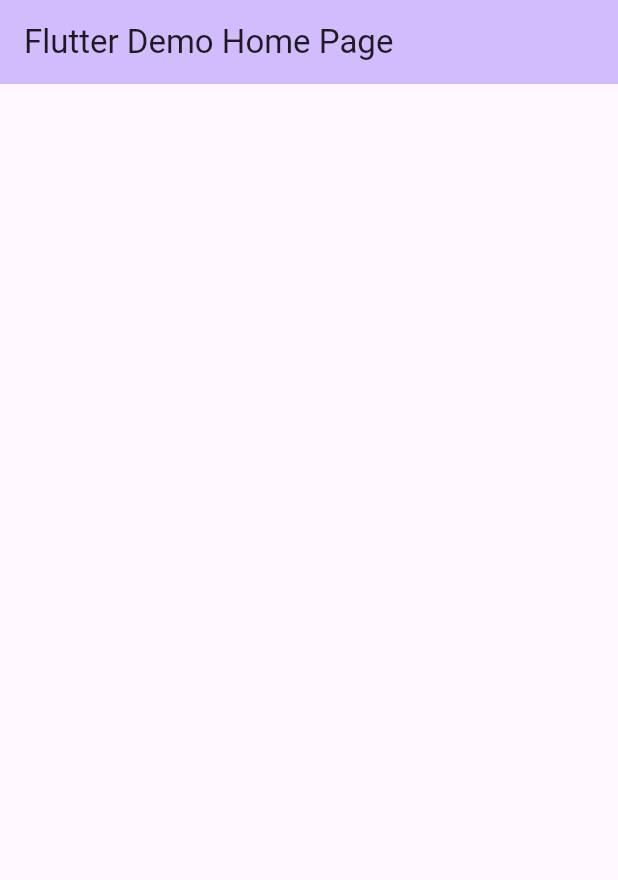
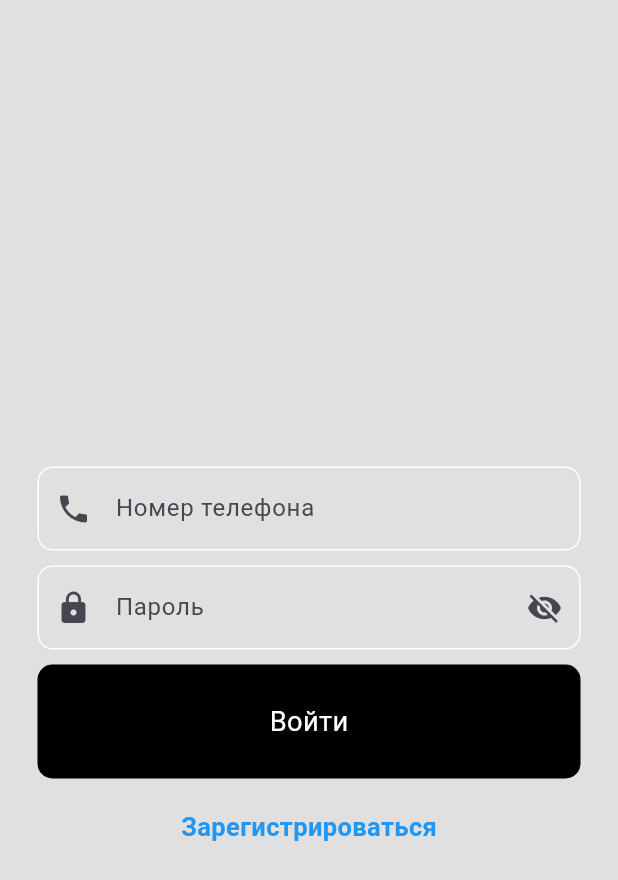
Before and after one commit to apelsinovi-sok/Vpiska.ru_Client_Deprecated, a Flutter app: the screen it shows after launch, on a phone screen of 412 x 824 dp. Shown: the top 880 px of the screen. Run offline on Flutter 3.47's test engine with Material 2 defaults, Android fonts, the phone set to English and light mode, and no system bars.

Commit message:
реализовал авторизацию и регистрацию без jwt

```diff
--- /dev/null
+++ b/lib/helper/login_and_registration_or_home_screen.dart
@@ -0,0 +1,17 @@
+import 'package:flutter/material.dart';
+import 'package:vpiska_ru_client/screens/home_screen.dart';
+import 'package:vpiska_ru_client/screens/login_screen.dart';
+
+class LoginAndRegistrationOrHome extends StatelessWidget {
+  const LoginAndRegistrationOrHome({super.key});
+
+  static bool login = false;
+  @override
+  Widget build(BuildContext context) {
+    if (login) {
+      return const HomePage();
+    } else {
+      return const LoginScreen();
+    }
+  }
+}
--- a/lib/main.dart
+++ b/lib/main.dart
@@ -1,13 +1,15 @@
 import 'package:flutter/material.dart';
+import 'package:vpiska_ru_client/helper/login_and_registration_or_home_screen.dart';
+import 'package:vpiska_ru_client/screens/login_screen.dart';
+import 'package:vpiska_ru_client/screens/register_screen.dart';
 
 void main() {
-  runApp(const MyApp());
+  runApp( const MyApp());
 }
 
 class MyApp extends StatelessWidget {
   const MyApp({super.key});
 
-  // This widget is the root of your application.
   @override
   Widget build(BuildContext context) {
     return MaterialApp(
@@ -16,30 +18,8 @@ class MyApp extends StatelessWidget {
         colorScheme: ColorScheme.fromSeed(seedColor: Colors.deepPurple),
         useMaterial3: true,
       ),
-      home: const MyHomePage(title: 'Flutter Demo Home Page'),
+      home:
+       const LoginAndRegistrationOrHome(),
     );
   }
 }
-
-class MyHomePage extends StatefulWidget {
-  const MyHomePage({super.key, required this.title});
-
-  final String title;
-
-  @override
-  State<MyHomePage> createState() => _MyHomePageState();
-}
-
-class _MyHomePageState extends State<MyHomePage> {
-
-  @override
-  Widget build(BuildContext context) {
-
-    return Scaffold(
-      appBar: AppBar(
-        backgroundColor: Theme.of(context).colorScheme.inversePrimary,
-        title: Text(widget.title),
-      ),
-    );
-  }
-}
--- /dev/null
+++ b/lib/models/login_request.dart
@@ -0,0 +1,18 @@
+class LoginRequest {
+  String? phoneNumber;
+  String? password;
+
+  LoginRequest(this.phoneNumber, this.password);
+
+  LoginRequest.fromJson(Map<String, dynamic> json) {
+    phoneNumber = json['number_phone'];
+    password = json['password'];
+  }
+
+  Map<String, dynamic> toMap() {
+    final Map<String, dynamic> data = <String, dynamic>{};
+    data['number_phone'] = phoneNumber;
+    data['password'] = password;
+    return data;
+  }
+}
--- /dev/null
+++ b/lib/screens/login_screen.dart
@@ -0,0 +1,134 @@
+// ignore_for_file: use_build_context_synchronously
+
+import 'dart:convert';
+
+import 'package:flutter/material.dart';
+import 'package:vpiska_ru_client/models/login_request.dart';
+import 'package:vpiska_ru_client/screens/home_screen.dart';
+import 'package:vpiska_ru_client/screens/register_screen.dart';
+import 'package:vpiska_ru_client/screens/ui_components/button.dart';
+import 'package:vpiska_ru_client/screens/ui_components/password_field.dart';
+import 'package:vpiska_ru_client/screens/ui_components/text_field.dart';
+
+import '../helper/http_request.dart';
+import '../helper/login_and_registration_or_home_screen.dart';
+
+var formKey = GlobalKey<FormState>();
+
+class LoginScreen extends StatefulWidget {
+  const LoginScreen({super.key});
+
+  @override
+  State<LoginScreen> createState() => _LoginScreenState();
+}
+
+class _LoginScreenState extends State<LoginScreen> {
+  final numberTextController = TextEditingController();
+  final passwordTextController = TextEditingController();
+
+
+  @override
+  Widget build(BuildContext context) {
+
+
+    return Scaffold(
+      backgroundColor: Colors.grey[300],
+      body: Center(
+        child: Padding(
+          padding: const EdgeInsets.symmetric(horizontal: 25.0),
+          child: Form(
+            key: formKey,
+            child: Column(
+              mainAxisAlignment: MainAxisAlignment.center,
+              children: [
+                const SizedBox(height: 50),
+                // const Icon(Icons.lock,size: 100,),
+                MyTextField(
+                  controller: numberTextController,
+                  hintText: 'Номер телефона',
+                  obscureText: false,
+                  icon: Icons.phone,
+                ),
+                const SizedBox(
+                  height: 10,
+                ),
+                MyPasswordField(
+
+                  passwordTextController: passwordTextController,
+                  hintText: 'Пароль',
+                  obscureText: true,
+                  icon: Icons.lock,
+                  suffixIcon: Icons.visibility_off,
+                  // formKey: formKey,
+                ),
+                const SizedBox(
+                  height: 10,
+                ),
+
+                MyButton(
+                  text: 'Войти',
+                  onTap: () async {
+                    bool check = formKey.currentState!.validate();
+                    if(check) {
+                      LoginRequest loginRequestObject = LoginRequest(numberTextController.text, passwordTextController.text);
+                      Map<String, dynamic> loginRequestMap =
+                      loginRequestObject.toMap();
+                      String loginRequestJson = jsonEncode(loginRequestMap);
+
+                      Map<String, dynamic> data =
+                      await httpRequest(loginRequestJson, "login");
+
+                     // LoginRequest kek = LoginRequest.fromJson(data);
+                      if(data["response"] == "account_does_not_exist") {
+                        _showSnackBar(context, "Неверный логин или пароль");
+                      }
+                      if(data["response"] == "login_true") {
+                        print("Авторизирован");
+                        LoginAndRegistrationOrHome.login = true;
+                        navigateToDetail2(context);
+                      }
+                    }
+                  },
+                ),
+                const SizedBox(height: 20),
+
+                GestureDetector(
+                  child: const Row(
+                    mainAxisAlignment: MainAxisAlignment.center,
+                    children: [
+                      Text('Зарегистрироваться',
+                          style: TextStyle(
+                              fontWeight: FontWeight.bold,
+                              color: Colors.blue,
+                              fontSize: 17)),
+                    ],
+                  ),
+                  onTap: () {
+                    navigateToDetail(context);
+                  },
+                )
+              ],
+            ),
+          ),
+        ),
+      ),
+    );
+  }
+
+  void navigateToDetail(BuildContext context) async {
+        await Navigator.pushReplacement(context, MaterialPageRoute(builder: (context) {
+      return const RegisterScreen();
+    }));
+  }
+
+  void navigateToDetail2(BuildContext context) async {
+        await Navigator.pushReplacement(context, MaterialPageRoute(builder: (context) {
+      return const LoginAndRegistrationOrHome();
+    }));
+  }
+
+  void _showSnackBar(BuildContext context, String message) {
+    final snackBar = SnackBar(content: Text(message));
+    ScaffoldMessenger.of(context).showSnackBar(snackBar);
+  }
+}
--- /dev/null
+++ b/lib/screens/ui_components/button.dart
@@ -0,0 +1,31 @@
+import 'package:flutter/material.dart';
+
+class MyButton extends StatelessWidget {
+  final Function()? onTap;
+  final String text;
+
+   const MyButton({super.key,
+    this.onTap,
+    required this.text,
+  });
+
+  @override
+  Widget build(BuildContext context) {
+    return GestureDetector(
+      onTap: onTap,
+      child: Container(
+        padding: const EdgeInsets.all(25),
+        decoration: const BoxDecoration(
+            color: Colors.black,
+            borderRadius: BorderRadius.all(Radius.circular(10))),
+        child: Center(
+          child: Text(
+            text,
+            style: const TextStyle(color: Colors.white),
+            textScaleFactor: 1.3,
+          ),
+        ),
+      ),
+    );
+  }
+}
--- /dev/null
+++ b/lib/screens/ui_components/password_field.dart
@@ -0,0 +1,82 @@
+import 'package:flutter/material.dart';
+import 'package:flutter/services.dart';
+
+
+class MyPasswordField extends StatefulWidget {
+
+   TextEditingController? passwordRepeatTextController;
+
+  MyPasswordField(
+      {super.key,
+      required this.passwordTextController,
+      required this.hintText,
+      required this.obscureText,
+      required this.icon,
+      required this.suffixIcon,
+      this.passwordRepeatTextController,
+      });
+
+  final TextEditingController passwordTextController;
+
+  final String hintText;
+  bool obscureText;
+  final IconData icon;
+  IconData suffixIcon;
+
+
+  @override
+  State<MyPasswordField> createState() => MyPasswordFieldState();
+}
+
+class MyPasswordFieldState extends State<MyPasswordField> {
+  bool switchPassword = false;
+
+  @override
+  Widget build(BuildContext context) {
+    return
+    TextFormField(
+        inputFormatters: [
+      FilteringTextInputFormatter.allow(RegExp("^[\u0000-\u007F]+\$"))
+      ],
+        validator: (value) {
+          if(widget.passwordRepeatTextController != null) {
+            if(widget.passwordTextController.text != widget.passwordRepeatTextController?.text) {
+              return "Пароли не совпадают";
+            }
+          }
+
+          if(value!.isEmpty) {
+            // print(widget.passwordRepeatTextController?.text);
+            return "Введите пароль";
+          }
+        },
+        controller: widget.passwordTextController,
+        obscureText: widget.obscureText,
+        decoration: InputDecoration(
+          hintText: widget.hintText,
+          prefixIcon: Icon(widget.icon),
+          suffixIcon: GestureDetector(
+            child: Icon(widget.suffixIcon),
+
+            onTap: () {
+              setState(() {
+                if (switchPassword == false) {
+                  widget.suffixIcon = Icons.visibility;
+                  widget.obscureText = false;
+                  switchPassword = true;
+                } else {
+                  widget.suffixIcon = Icons.visibility_off;
+                  widget.obscureText = true;
+                  switchPassword = false;
+                }
+              });
+            },
+          ),
+          enabledBorder: const OutlineInputBorder(
+              borderSide: BorderSide(color: Colors.white),
+              borderRadius: BorderRadius.all(Radius.circular(10.0))),
+          // suffixIcon: const Icon(Icons.panorama_fish_eye)
+        ),
+    );
+  }
+}
--- /dev/null
+++ b/lib/screens/ui_components/text_field.dart
@@ -0,0 +1,49 @@
+import 'package:flutter/material.dart';
+import 'package:flutter/services.dart';
+
+class MyTextField extends StatelessWidget {
+  final TextEditingController controller;
+  final String hintText;
+  final bool obscureText;
+  final IconData icon;
+
+   const MyTextField({
+    super.key,
+    required this.controller,
+    required this.hintText,
+    required this.obscureText,
+    required this.icon,
+  });
+
+  @override
+  Widget build(BuildContext context) {
+    return TextFormField(
+      validator: (value) {
+        if(value!.isEmpty) {
+          return "Введите Номер";
+        }
+        if(controller.text.length < 11) {
+          return "Некорректный номер";
+        }
+      },
+      keyboardType: const TextInputType.numberWithOptions(
+        signed: true,
+        decimal: true,
+      ),
+      inputFormatters: [
+        LengthLimitingTextInputFormatter(11),
+        FilteringTextInputFormatter.allow(RegExp('[0-9.,]+')),
+      ],
+      controller: controller,
+      obscureText: obscureText,
+      decoration: InputDecoration(
+        hintText: hintText,
+        prefixIcon: Icon(icon),
+        enabledBorder: const OutlineInputBorder(
+            borderSide: BorderSide(color: Colors.white),
+            borderRadius: BorderRadius.all(Radius.circular(10.0))),
+        // suffixIcon: const Icon(Icons.panorama_fish_eye)
+      ),
+    );
+  }
+}
--- a/pubspec.yaml
+++ b/pubspec.yaml
@@ -35,6 +35,7 @@ dependencies:
   # The following adds the Cupertino Icons font to your application.
   # Use with the CupertinoIcons class for iOS style icons.
   cupertino_icons: ^1.0.2
+  http: ^1.1.0
 
 dev_dependencies:
   flutter_test:
```
Also changed, not shown: lib/helper/http_request.dart (added, +24 -0 lines), lib/models/registration_request.dart (added, +18 -0 lines), lib/screens/home_screen.dart (added, +19 -0 lines), lib/screens/register_screen.dart (added, +146 -0 lines), pubspec.lock, 2 other files.
